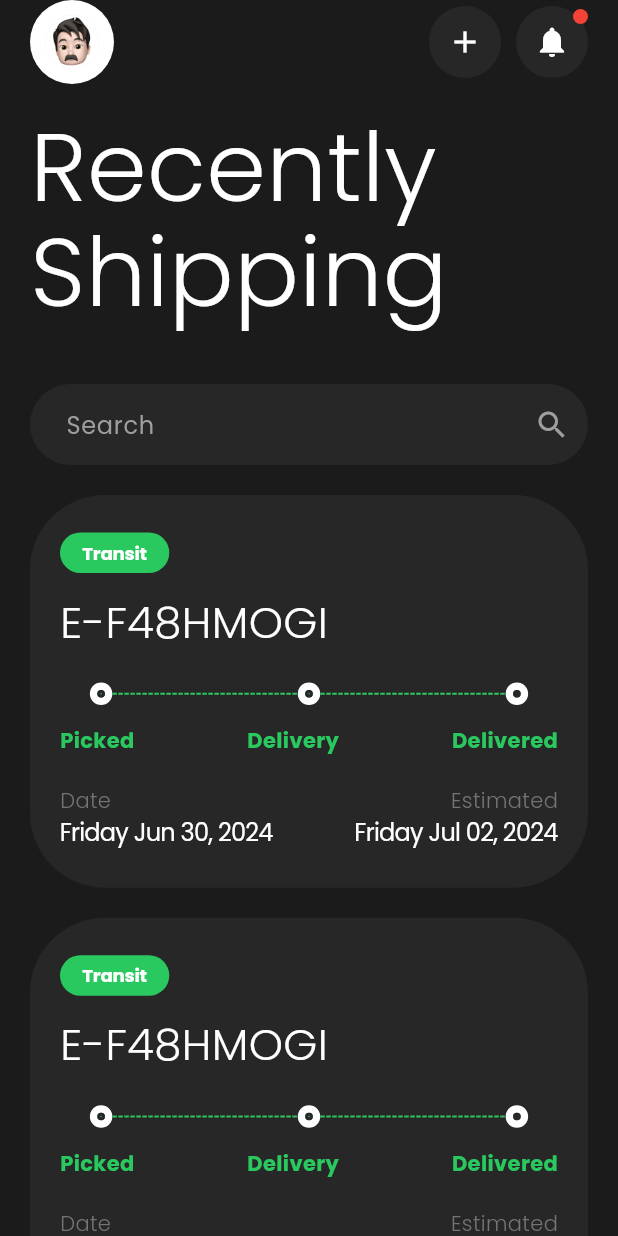
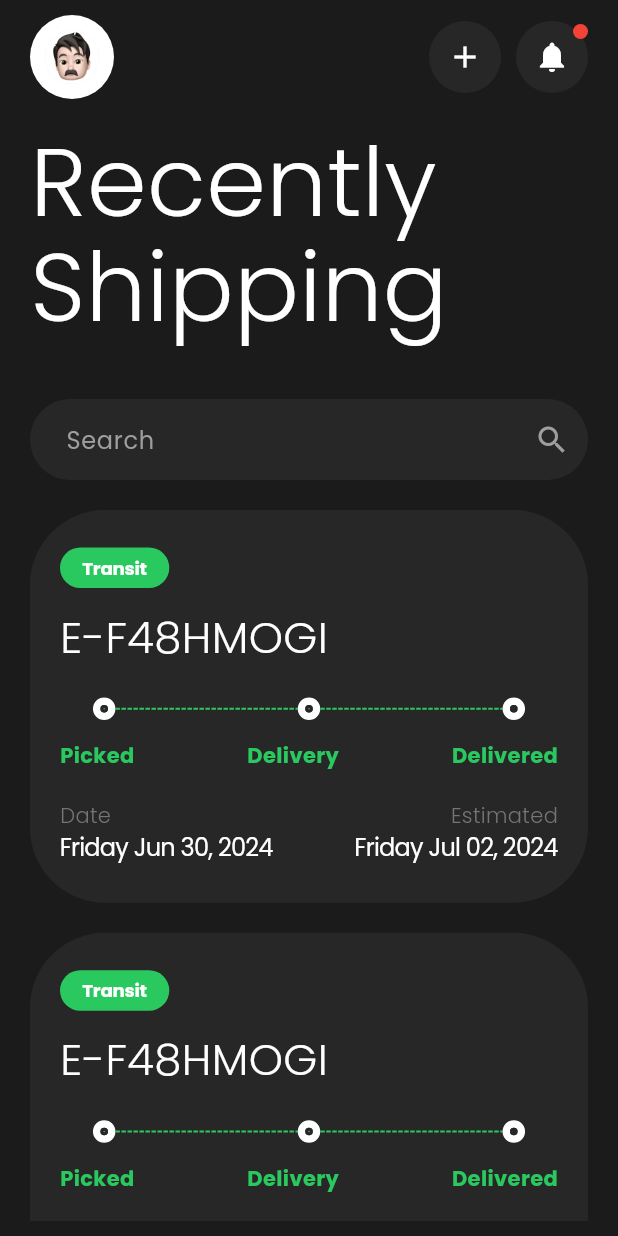
Before and after one commit to LeoMogiano/flutter_designs, a Flutter app: the HomeScreen screen opened directly, on a phone screen of 412 x 824 dp. Run offline on Flutter 3.47's test engine with Material 3 defaults, Android fonts, the phone set to English and light mode, and no system bars; drawn by our look-alikes of timelines; our stand-ins replace fl_chart, google_fonts, slide_to_act, smooth_page_indicator.

Commit message:
chore: Update home screen margin for better spacing

```diff
--- a/shipping_app/lib/presentation/screens/home_screen.dart
+++ b/shipping_app/lib/presentation/screens/home_screen.dart
@@ -22,7 +22,7 @@ class HomeScreen extends StatelessWidget {
       body: SafeArea(
         bottom: false,
         child: Container(
-          margin: const EdgeInsets.symmetric(horizontal: 20),
+          margin: const EdgeInsets.symmetric(horizontal: 20, vertical: 10),
           child: SingleChildScrollView(
             child: Column(
               crossAxisAlignment: CrossAxisAlignment.start,
--- a/shipping_app/lib/presentation/widgets/home/process_timeline.dart
+++ b/shipping_app/lib/presentation/widgets/home/process_timeline.dart
@@ -3,7 +3,7 @@ import 'package:timelines/timelines.dart';
 
 import 'package:shipping_app/config/configs.dart';
 
-class ProcessTimeline extends StatefulWidget {
+class ProcessTimeline extends StatelessWidget {
   const ProcessTimeline({
     super.key,
     required this.processIndex,
@@ -12,13 +12,6 @@ class ProcessTimeline extends StatefulWidget {
 
   final int processIndex;
   final List<String> processes;
-
-  @override
-  State<ProcessTimeline> createState() => _ProcessTimelineState();
-}
-
-class _ProcessTimelineState extends State<ProcessTimeline> {
-  final int _processIndex = 2;
 
   @override
   Widget build(BuildContext context) {
@@ -42,7 +35,7 @@ class _ProcessTimelineState extends State<ProcessTimeline> {
                             borderWidth: 5,
                             child: Container(
                               decoration: BoxDecoration(
-                                color: (index < _processIndex) ? AppColors.green : AppColors.lightDark,
+                                color: (index < processIndex) ? AppColors.green : AppColors.lightDark,
                                 border: Border.all(
                                   color: AppColors.lightDark,
                                   width: 2,
@@ -52,14 +45,12 @@ class _ProcessTimelineState extends State<ProcessTimeline> {
                               padding: const EdgeInsets.all(6),
                             ),
                           ),
-
-
                         ],
                       );
                   },
                   connectorBuilder: (_, index, type) {
                     return SizedBox(
-                     width: MediaQuery.of(context).size.width * 0.60 / (_processes.length - 1),
+                     width: MediaQuery.of(context).size.width * 0.59 / (processes.length - 1),
                       child: const DashedLineConnector(
                         color: AppColors.green,
                         dash: 3,
@@ -67,18 +58,18 @@ class _ProcessTimelineState extends State<ProcessTimeline> {
                       ),
                     );
                   },
-                  itemCount: _processes.length,
+                  itemCount: processes.length,
                 )),
           ),
         ),
         Row(
           mainAxisAlignment: MainAxisAlignment.spaceBetween,
           children: [
-            for (var i = 0; i < _processes.length; i++)
+            for (var i = 0; i < processes.length; i++)
           Text(
-            _processes[i],
+            processes[i],
             style: TextStyle(
-              color: (i <= _processIndex) ? AppColors.green : AppColors.lightDark,
+              color: (i <= processIndex) ? AppColors.green : AppColors.lightDark,
               fontWeight: FontWeight.bold,
             ),
           ),
@@ -86,13 +77,5 @@ class _ProcessTimelineState extends State<ProcessTimeline> {
         )
       ],
     );
-
   }
 }
-
-
-final _processes = [
-  'Picked',
-  'Delivery',
-  'Delivered',
-];
```
